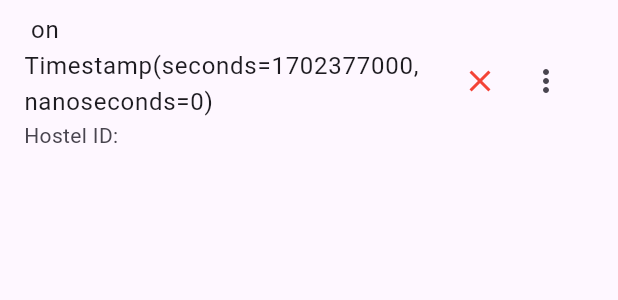
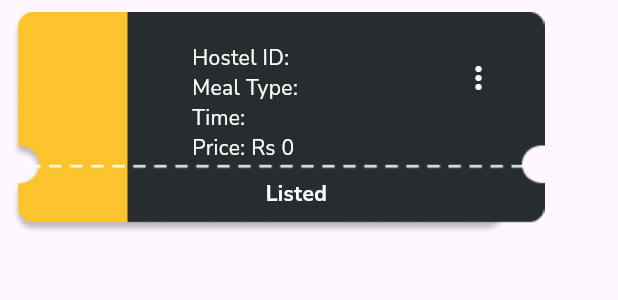
Before and after one commit to issunajeeb7/Hostel-Mess-Managment-System, a Flutter app: the VoucherListItem widget shown alone on an empty page, opened directly with empty values, on a phone screen of 412 x 824 dp. Shown: the top 300 px of the screen. Run offline on Flutter 3.47's test engine with Material 3 defaults, Android fonts, the phone set to English and light mode, and no system bars; our stand-ins replace cloud_firestore, firebase_auth, firebase_core, google_fonts, qr_flutter; missing offline and left inert: qr_code_scanner, razorpay_flutter; accounts and stored records are empty; project files that could hold a hidden picture were left out.

Commit message:
Counter added and Generated Voucher Screen UI updated

```diff
--- a/lib/admin_scan_screen.dart
+++ b/lib/admin_scan_screen.dart
@@ -15,6 +15,8 @@ class _AdminScanScreenState extends State<AdminScanScreen> {
   late QRViewController controller;
   bool scanned = false;
   String userId = '';
+  Map<String, dynamic> inmates = {};
+  int globalCounter = 0;
 
   @override
   void dispose() {
@@ -38,11 +40,16 @@ class _AdminScanScreenState extends State<AdminScanScreen> {
             ),
           ),
           if (scanned)
-            ElevatedButton(
-              onPressed: _markAttendance,
-              child: const Text('Mark Attendance'),
+            Column(
+              children: [
+                ElevatedButton(
+                  onPressed: _markAttendance,
+                  child: const Text('Mark Attendance'),
+                ),
+                Text('Scan Counter: $globalCounter'),
+              ],
             ),
-        ],
+        ]
       ),
     );
   }
@@ -54,6 +61,18 @@ class _AdminScanScreenState extends State<AdminScanScreen> {
         scanned = true;
         userId = scanData.code ?? '';
         print('Scanned ID: $userId');
+
+        // Check if the user ID is already in the "inmates" map
+        if (inmates.containsKey(userId)) {
+          // Decrement the global counter and remove data from the map
+          globalCounter--;
+          inmates.remove(userId);
+        } else {
+          // Increment the global counter, add data to the map
+          globalCounter++;
+          inmates[userId] = {'data': 'additionalData'}; // You can modify this as per your data structure
+        }
+
         controller.pauseCamera();
       });
     });
--- a/lib/generated_vouchers_screen.dart
+++ b/lib/generated_vouchers_screen.dart
@@ -1,6 +1,7 @@
 import 'package:flutter/material.dart';
 import 'package:cloud_firestore/cloud_firestore.dart';
 import 'package:firebase_auth/firebase_auth.dart';
+import 'package:google_fonts/google_fonts.dart';
 
 class MyVouchersScreen extends StatefulWidget {
   @override
@@ -36,23 +37,19 @@ class _MyVouchersScreenState extends State<MyVouchersScreen> {
 
   Future<Map<String, dynamic>> getUserData() async {
     try {
-      // Print the userId being used to fetch the user document.
       print("Fetching data for user ID: $currentUserId");
 
       DocumentSnapshot userDoc = await _firestore.collection('users').doc(currentUserId).get();
 
-      // Check if the userDoc exists and print the data.
       if (userDoc.exists) {
         Map<String, dynamic> userData = userDoc.data() as Map<String, dynamic>;
         print("User data found: $userData");
         return userData;
       } else {
-        // If the userDoc doesn't exist, return an empty map.
         print("No user document found for ID: $currentUserId");
         return {};
       }
     } catch (e) {
-      // If there's an error during the fetch, print it and return an empty map.
       print("Error fetching user data for user ID: $currentUserId, Error: $e");
       return {};
     }
@@ -64,7 +61,21 @@ class _MyVouchersScreenState extends State<MyVouchersScreen> {
       print("Voucher deleted successfully");
     } catch (e) {
       print("Error deleting voucher: $e");
-      // Handle error as needed
+    }
+  }
+
+  String getTimeForMealType(String mealType) {
+    switch (mealType) {
+      case 'Breakfast':
+        return '7:00-9:00 AM';
+      case 'Lunch':
+        return '12:00-2:00 PM';
+      case 'Snack':
+        return '3:00-5:00 PM';
+      case 'Dinner':
+        return '7:00-9:00 PM';
+      default:
+        return '';
     }
   }
 
@@ -81,7 +92,6 @@ class _MyVouchersScreenState extends State<MyVouchersScreen> {
             return const Center(child: CircularProgressIndicator());
           }
           if (snapshot.hasError) {
-            // If we run into an error, display it on the screen
             return Center(child: Text("Error: ${snapshot.error}"));
           }
           final hostelID = snapshot.data?['hostelID'];
@@ -135,26 +145,95 @@ class VoucherListItem extends StatelessWidget {
   final String hostelID;
   final VoidCallback onDelete;
 
-  const VoucherListItem({
+  VoucherListItem({
     Key? key,
     required this.voucher,
     required this.hostelID,
     required this.onDelete,
   }) : super(key: key);
 
+  String getTimeForMealType(String mealType) {
+    switch (mealType) {
+      case 'Breakfast':
+        return '7:00-9:00 AM';
+      case 'Lunch':
+        return '12:00-2:00 PM';
+      case 'Snack':
+        return '3:00-5:00 PM';
+      case 'Dinner':
+        return '7:00-9:00 PM';
+      default:
+        return '';
+    }
+  }
+
   @override
   Widget build(BuildContext context) {
-    return ListTile(
-      title: Text('${voucher['mealType']} on ${voucher['date']}'),
-      subtitle: Text('Hostel ID: $hostelID'),
-      trailing: Row(
-        mainAxisSize: MainAxisSize.min,
-        children: [
-          voucher['isClaimed']
-              ? const Icon(Icons.check, color: Colors.green)
-              : const Icon(Icons.close, color: Colors.red),
-          const SizedBox(width: 8),
-          PopupMenuButton<String>(
+    return Container(
+      margin: const EdgeInsets.all(8.0),
+      decoration: BoxDecoration(
+        color: Colors.transparent, // Change the background color as needed
+        borderRadius: BorderRadius.circular(10.0),
+      ),
+      child: Stack(
+        children: <Widget>[
+          Image.asset('assets/ticket.png'), // Replace with your local asset path
+          Positioned(
+            left: 120,
+            top: 20,
+            child: Text(
+              'Hostel ID: $hostelID',
+              style: GoogleFonts.nunitoSans(
+                color: Color.fromARGB(255, 255, 255, 255),
+              ),
+            ),
+          ),
+          Positioned(
+            left: 120,
+            top: 40,
+            child: Text(
+              'Meal Type: ${voucher['mealType']}',
+              style: GoogleFonts.nunitoSans(
+                color: Color.fromARGB(255, 255, 255, 255),
+              ),
+            ),
+          ),
+          Positioned(
+            left: 120,
+            top: 60,
+            child: Text(
+              'Time: ${getTimeForMealType(voucher['mealType'])}',
+              style: GoogleFonts.nunitoSans(
+                color: Color.fromARGB(255, 255, 255, 255),
+              ),
+            ),
+          ),
+          Positioned(
+            left: 120,
+            top: 80,
+            child: Text(
+              'Price: Rs ${voucher['price']}',
+              style: GoogleFonts.nunitoSans(
+                color: Color.fromARGB(255, 255, 255, 255),
+              ),
+            ),
+          ),
+          Positioned(
+            right: 145,
+            bottom: 17,
+            child: Text(
+              voucher['isClaimed'] ? 'Claimed' : 'Listed',
+              style: GoogleFonts.nunitoSans(
+                color: Color.fromARGB(255, 255, 255, 255),
+                fontWeight: FontWeight.bold,
+              ),
+            ),
+          ),
+          Positioned(
+            right: 20,
+            top: 20,
+            child: PopupMenuButton<String>(
+              icon: const Icon(Icons.more_vert, color: Color.fromARGB(255, 255, 255, 255)), // Change the icon color
               onSelected: (String choice) {
                 if (choice == 'delete') {
                   onDelete();
@@ -162,13 +241,15 @@ class VoucherListItem extends StatelessWidget {
               },
               itemBuilder: (BuildContext context) => <PopupMenuEntry<String>>[
                 const PopupMenuItem<String>(
+
                   value: 'delete',
                   child: ListTile(
-                  leading: Icon(Icons.delete),
-                  title: Text('Delete'),
+                    leading: Icon(Icons.delete, color: Color.fromARGB(255, 211, 10, 40)), // Change the icon color
+                    title: Text('Delete', style: TextStyle(color: Color.fromARGB(255, 0, 0, 0))), // Change the text color
                   ),
                 ),
               ],
+            ),
           ),
         ],
       ),
--- a/pubspec.yaml
+++ b/pubspec.yaml
@@ -80,6 +80,7 @@ flutter:
     - assets/lunch.png
     - assets/snack.png
     - assets/dinner.png
+    - assets/ticket.png
 
 
   # An image asset can refer to one or more resolution-specific "variants", see
```
Also changed, not shown: assets/ticket.png (added). Lines whose indentation alone changed are shown as unchanged.
